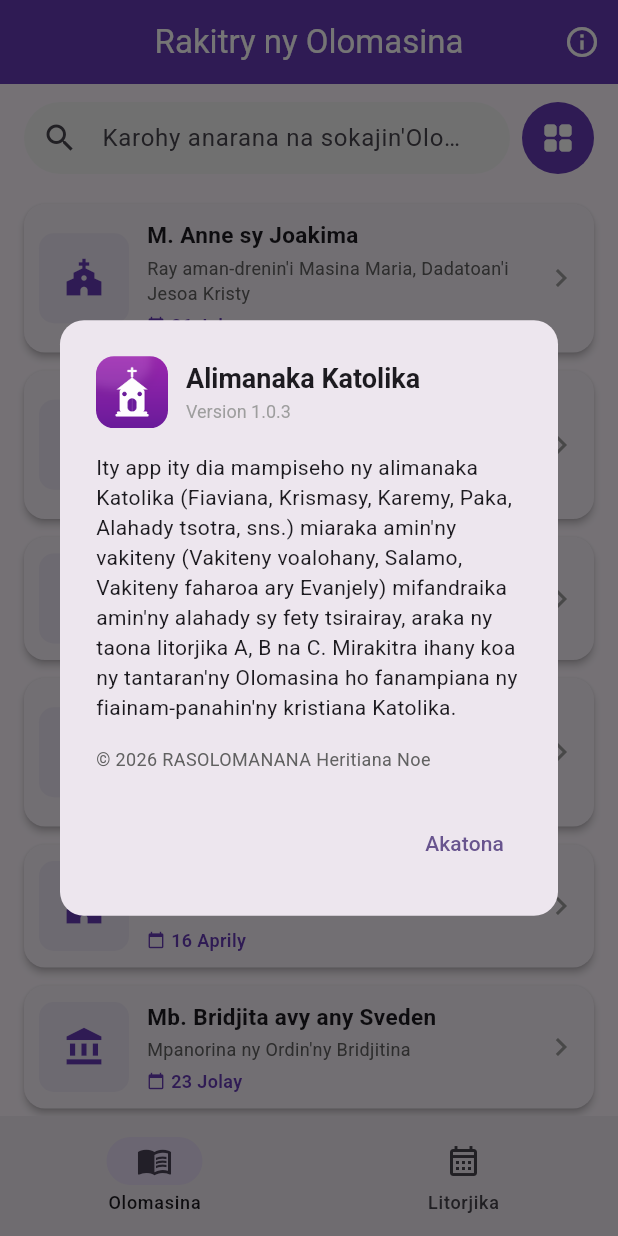
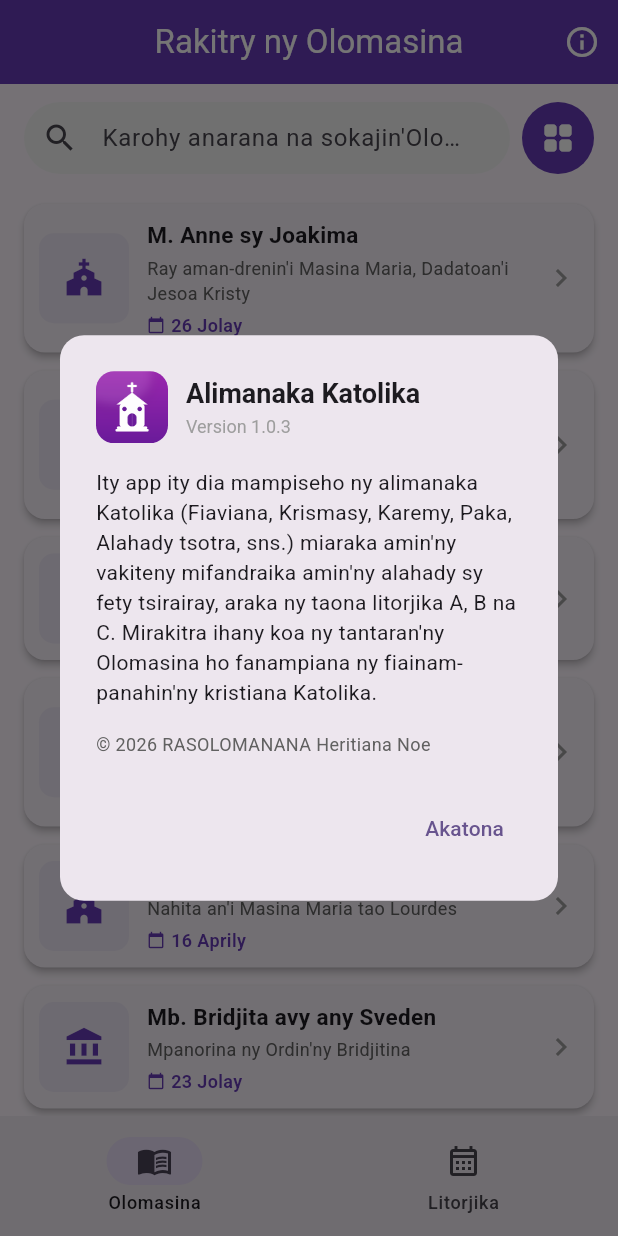
Before and after one commit to HeritianaNoe/litorzia, a Flutter app: the screen it shows after launch, after a tap on the "info outline" icon, on a phone screen of 412 x 824 dp. Run offline on Flutter 3.47's test engine with Material 3 defaults, Android fonts, the phone set to English and light mode, and no system bars; our stand-ins replace package_info_plus, share_plus, shared_preferences.

Commit message:
update about

```diff
--- a/lib/litorjika/screens/litorjika_home_screen.dart
+++ b/lib/litorjika/screens/litorjika_home_screen.dart
@@ -720,8 +720,8 @@ class _LitorjikaHomeScreenState extends State<LitorjikaHomeScreen> {
                 Text(
                   'Ity app ity dia mampiseho ny alimanaka Katolika '
                   '(Fiaviana, Krismasy, Karemy, Paka, Alahady tsotra, sns.) '
-                  'miaraka amin\'ny vakiteny (Vakiteny voalohany, Salamo, Vakiteny '
-                  'faharoa ary Evanjely) mifandraika amin\'ny alahady sy fety '
+                  'miaraka amin\'ny vakiteny '
+                  'mifandraika amin\'ny alahady sy fety '
                   'tsirairay, araka ny taona litorjika A, B na C. '
                   'Mirakitra ihany koa ny tantaran\'ny Olomasina '
                   'ho fanampiana ny fiainam-panahin\'ny kristiana Katolika.',
--- a/lib/screens/home_screen.dart
+++ b/lib/screens/home_screen.dart
@@ -321,7 +321,7 @@ class _HomeScreenState extends State<HomeScreen> {
                     ),
                     const SizedBox(height: 2),
                     Text(
-                      'Version ${HomeScreen.appVersion}', // ✅ Works properly now
+                      'Version ${HomeScreen.appVersion}',
                       style: const TextStyle(
                         fontSize: 12,
                         color: Colors.grey,
@@ -340,8 +340,8 @@ class _HomeScreenState extends State<HomeScreen> {
                 Text(
                   'Ity app ity dia mampiseho ny alimanaka Katolika '
                   '(Fiaviana, Krismasy, Karemy, Paka, Alahady tsotra, sns.) '
-                  'miaraka amin\'ny vakiteny (Vakiteny voalohany, Salamo, Vakiteny '
-                  'faharoa ary Evanjely) mifandraika amin\'ny alahady sy fety '
+                  'miaraka amin\'ny vakiteny '
+                  'mifandraika amin\'ny alahady sy fety '
                   'tsirairay, araka ny taona litorjika A, B na C. '
                   'Mirakitra ihany koa ny tantaran\'ny Olomasina '
                   'ho fanampiana ny fiainam-panahin\'ny kristiana Katolika.',
```
